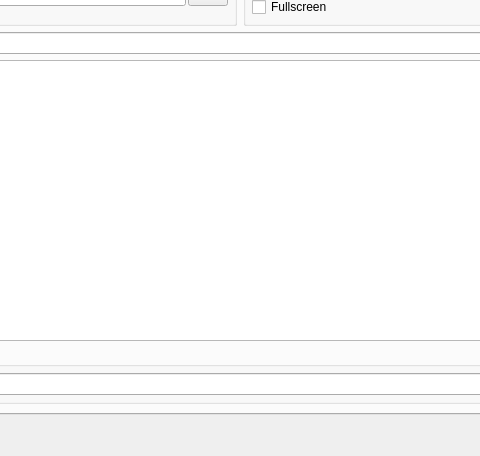
Old version of the form pages/pagevescpackage.ui in the repository vedderb/vesc_tool; both pictures show x 464 to 944 and y 99 to 555 of the 1408 by 555 pixel window.
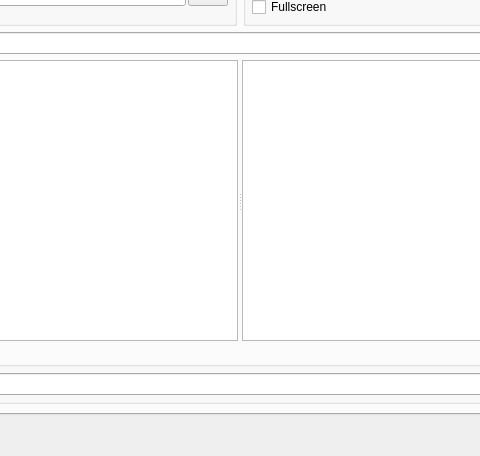
New version of the form. The open tabs and pages were chosen to show the change. Icons and pictures are not drawn. Custom widgets are drawn as their Qt base class.

Commit message: Added markdown preview to package creator

Diff of the .ui file:
```diff
--- a/pages/pagevescpackage.ui
+++ b/pages/pagevescpackage.ui
@@ -343,7 +343,19 @@
         </layout>
        </item>
        <item>
-        <widget class="QMarkdownTextEdit" name="descriptionEdit"/>
+        <widget class="QSplitter" name="splitter_2">
+         <property name="sizePolicy">
+          <sizepolicy hsizetype="Expanding" vsizetype="MinimumExpanding">
+           <horstretch>0</horstretch>
+           <verstretch>0</verstretch>
+          </sizepolicy>
+         </property>
+         <property name="orientation">
+          <enum>Qt::Horizontal</enum>
+         </property>
+         <widget class="QMarkdownTextEdit" name="descriptionEdit"/>
+         <widget class="VTextBrowser" name="descriptionBrowser"/>
+        </widget>
        </item>
        <item>
         <widget class="QGroupBox" name="lispBox_2">
```
The commit also changes 2 other files.
